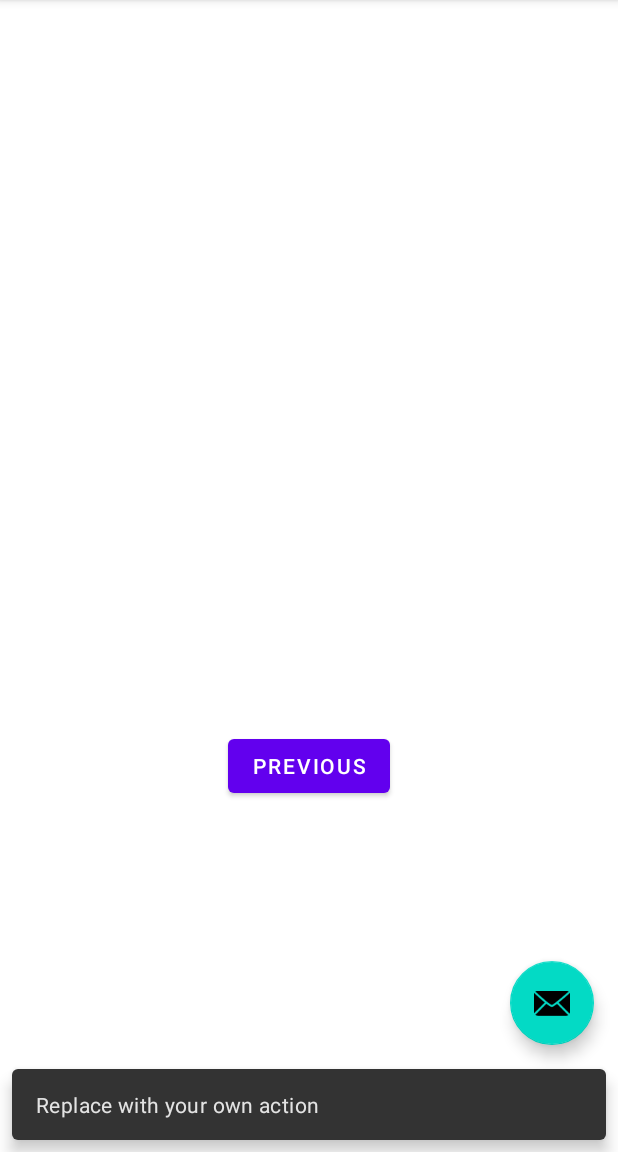
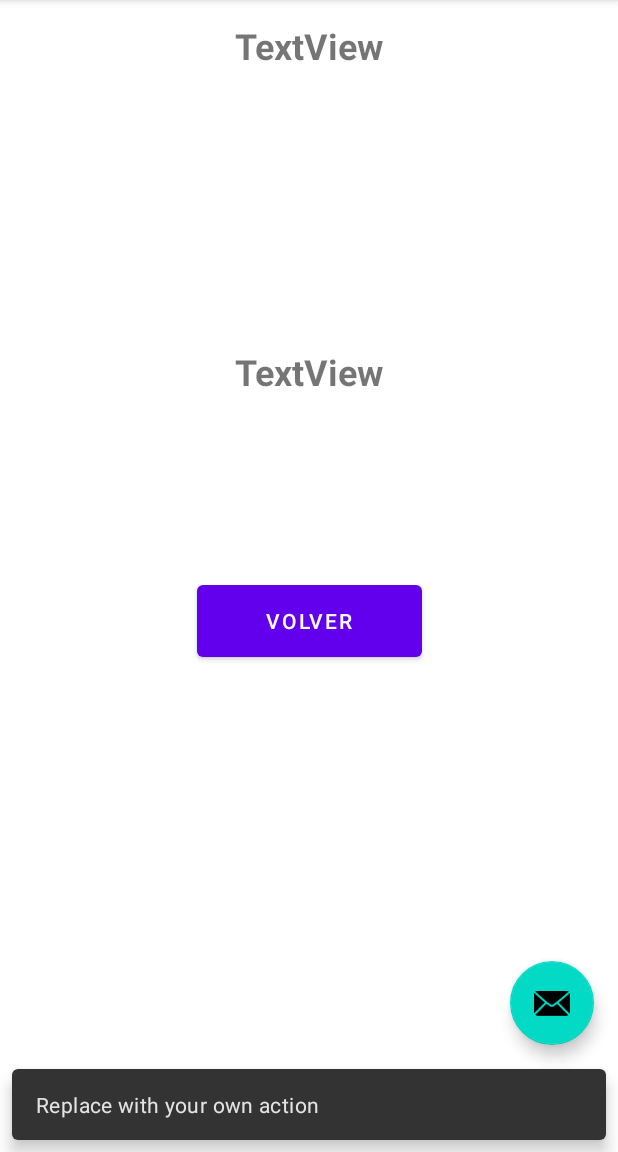
Before and after one commit to SebaChuaqui/value, an Android app: the SecondFragment screen opened through its navigation route, after a tap on an icon or button, on a phone screen of 412 x 824 dp, the part 84-1236 px from its top. Run offline under Robolectric (Android 15) with nearby library versions, the phone set to English and light mode, and no system bars; our stand-ins replace Room's generated code.

Commit message:
Intento 4

```diff
--- a/app/build.gradle
+++ b/app/build.gradle
@@ -1,8 +1,8 @@
 plugins {
     id 'com.android.application'
     id 'kotlin-android'
+    id 'kotlin-kapt'
     id 'kotlin-android-extensions'
-    id 'kotlin-kapt'
 }
 
 
--- a/app/src/main/AndroidManifest.xml
+++ b/app/src/main/AndroidManifest.xml
@@ -1,6 +1,8 @@
 <?xml version="1.0" encoding="utf-8"?>
 <manifest xmlns:android="http://schemas.android.com/apk/res/android"
     package="com.example.value">
+
+    <uses-permission android:name="android.permission.INTERNET"></uses-permission>
 
     <application
         android:allowBackup="true"
--- a/app/src/main/java/com/example/value/ui/SecondFragment.kt
+++ b/app/src/main/java/com/example/value/ui/SecondFragment.kt
@@ -1,22 +1,37 @@
 package com.example.value.ui
 
 import android.os.Bundle
+import android.util.Log
 import androidx.fragment.app.Fragment
 import android.view.LayoutInflater
 import android.view.View
 import android.view.ViewGroup
 import android.widget.Button
+import androidx.lifecycle.Observer
+import androidx.lifecycle.ViewModelProvider
 import androidx.navigation.fragment.findNavController
+import com.example.value.MyViewModel.ValueViewModel
 import com.example.value.R
+import kotlinx.android.synthetic.main.fragment_second.*
 
-/**
- * A simple [Fragment] subclass as the second destination in the navigation.
- */
 class SecondFragment : Fragment() {
 
+
+    lateinit var  mValueViewModel: ValueViewModel
+    private var idDato: String? = null
+
+    override fun onCreate(savedInstanceState: Bundle?) {
+        super.onCreate(savedInstanceState)
+        mValueViewModel = ViewModelProvider(this).get(ValueViewModel::class.java)
+        arguments?.let {
+            idDato = it.getString("codigo")
+            Log.d("OBJ", idDato.toString())
+        }
+    }
+
     override fun onCreateView(
-            inflater: LayoutInflater, container: ViewGroup?,
-            savedInstanceState: Bundle?
+        inflater: LayoutInflater, container: ViewGroup?,
+        savedInstanceState: Bundle?
     ): View? {
         // Inflate the layout for this fragment
         return inflater.inflate(R.layout.fragment_second, container, false)
@@ -25,8 +40,22 @@ class SecondFragment : Fragment() {
     override fun onViewCreated(view: View, savedInstanceState: Bundle?) {
         super.onViewCreated(view, savedInstanceState)
 
-        view.findViewById<Button>(R.id.button_second).setOnClickListener {
+        idDato?.let {
+            mValueViewModel.getOneCode(it).observe(viewLifecycleOwner, Observer {
+                Log.d("OBJ_LIV", it.codigo)
+                code.setText(it.codigo)
+                Log.d("OBJ_LIV", it.valor)
+                value.setText(it.valor)
+            })
+
+        }
+
+        button.setOnClickListener{
+
             findNavController().navigate(R.id.action_SecondFragment_to_FirstFragment)
         }
+
+
     }
+
 }
--- a/app/src/main/res/layout/fragment_second.xml
+++ b/app/src/main/res/layout/fragment_second.xml
@@ -7,21 +7,39 @@
     tools:context=".ui.SecondFragment">
 
     <TextView
-        android:id="@+id/textview_second"
-        android:layout_width="wrap_content"
-        android:layout_height="wrap_content"
-        app:layout_constraintBottom_toTopOf="@id/button_second"
+        android:id="@+id/code"
+        android:layout_width="150dp"
+        android:layout_height="61dp"
+        android:gravity="center_horizontal|center_vertical"
+        android:text="TextView"
+        android:textAlignment="center"
+        android:textSize="24sp"
+        android:textStyle="bold"
         app:layout_constraintEnd_toEndOf="parent"
         app:layout_constraintStart_toStartOf="parent"
         app:layout_constraintTop_toTopOf="parent" />
 
-    <Button
-        android:id="@+id/button_second"
-        android:layout_width="wrap_content"
-        android:layout_height="wrap_content"
-        android:text="@string/previous"
-        app:layout_constraintBottom_toBottomOf="parent"
+    <TextView
+        android:id="@+id/value"
+        android:layout_width="150dp"
+        android:layout_height="61dp"
+        android:layout_marginTop="156dp"
+        android:gravity="center_horizontal|center_vertical"
+        android:text="TextView"
+        android:textAlignment="center"
+        android:textSize="24sp"
+        android:textStyle="bold"
         app:layout_constraintEnd_toEndOf="parent"
         app:layout_constraintStart_toStartOf="parent"
-        app:layout_constraintTop_toBottomOf="@id/textview_second" />
+        app:layout_constraintTop_toBottomOf="@+id/code" />
+
+    <Button
+        android:id="@+id/button"
+        android:layout_width="150dp"
+        android:layout_height="60dp"
+        android:layout_marginTop="105dp"
+        android:text="Volver"
+        app:layout_constraintEnd_toEndOf="parent"
+        app:layout_constraintStart_toStartOf="parent"
+        app:layout_constraintTop_toBottomOf="@+id/value" />
 </androidx.constraintlayout.widget.ConstraintLayout>
```
